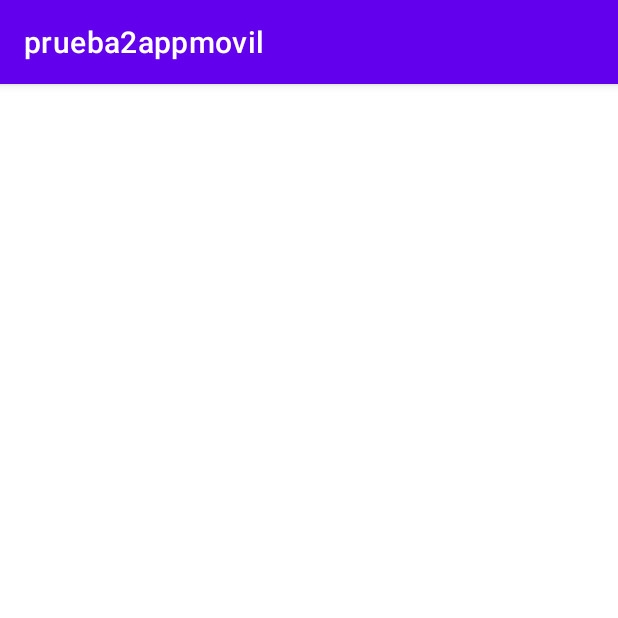
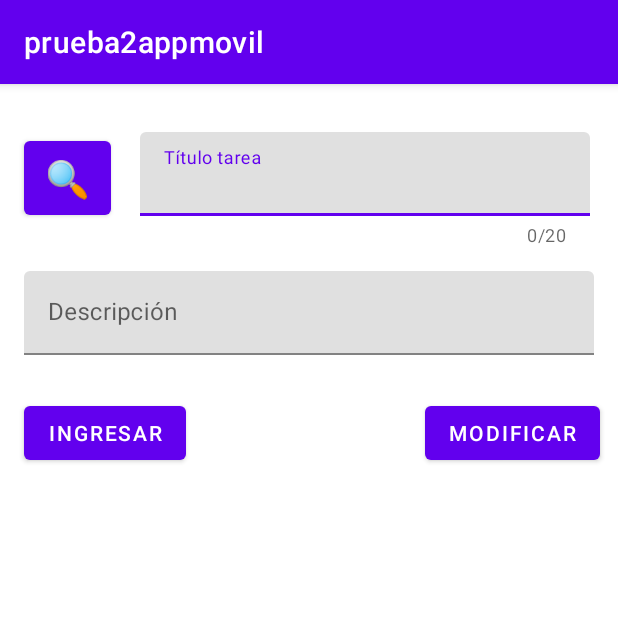
Before and after one commit to togijor/prueba2appmovil, an Android app: the screen it shows after launch (MainActivity), on a phone screen of 412 x 824 dp, the top half of it. Run offline under Robolectric (Android 15) with nearby library versions, the phone set to English and light mode, and no system bars.

Commit message:
creacion de pantalla principal

```diff
--- a/app/src/main/res/layout/activity_main.xml
+++ b/app/src/main/res/layout/activity_main.xml
@@ -4,4 +4,68 @@
     xmlns:tools="http://schemas.android.com/tools"
     android:layout_width="match_parent"
     android:layout_height="match_parent"
-    tools:context=".MainActivity"/>
+    tools:context=".MainActivity">
+
+    <Button
+        android:id="@+id/button"
+        android:layout_width="58dp"
+        android:layout_height="61dp"
+        android:layout_marginStart="16dp"
+        android:layout_marginTop="32dp"
+        android:text="🔍"
+        android:textSize="24sp"
+        app:layout_constraintStart_toStartOf="parent"
+        app:layout_constraintTop_toTopOf="parent" />
+
+    <com.google.android.material.textfield.TextInputLayout
+        android:id="@+id/tilTitulo"
+        android:layout_width="300dp"
+        android:layout_height="wrap_content"
+        android:layout_marginTop="32dp"
+        android:hint="Título tarea"
+        app:counterEnabled="true"
+        app:counterMaxLength="20"
+        app:layout_constraintEnd_toEndOf="parent"
+        app:layout_constraintStart_toEndOf="@+id/button"
+        app:layout_constraintTop_toTopOf="parent">
+
+        <com.google.android.material.textfield.TextInputEditText
+            android:layout_width="match_parent"
+            android:layout_height="wrap_content" />
+    </com.google.android.material.textfield.TextInputLayout>
+
+    <com.google.android.material.textfield.TextInputLayout
+        android:id="@+id/tilDescripcion"
+        android:layout_width="380dp"
+        android:layout_height="wrap_content"
+        android:layout_marginStart="16dp"
+        android:layout_marginTop="16dp"
+        android:hint="Descripción"
+        app:layout_constraintStart_toStartOf="parent"
+        app:layout_constraintTop_toBottomOf="@+id/tilTitulo">
+
+        <com.google.android.material.textfield.TextInputEditText
+            android:layout_width="match_parent"
+            android:layout_height="wrap_content" />
+    </com.google.android.material.textfield.TextInputLayout>
+
+    <Button
+        android:id="@+id/btnIngresar"
+        android:layout_width="wrap_content"
+        android:layout_height="wrap_content"
+        android:layout_marginStart="16dp"
+        android:layout_marginTop="28dp"
+        android:text="INGRESAR"
+        app:layout_constraintStart_toStartOf="parent"
+        app:layout_constraintTop_toBottomOf="@+id/tilDescripcion" />
+
+    <Button
+        android:id="@+id/btnModificar"
+        android:layout_width="wrap_content"
+        android:layout_height="wrap_content"
+        android:layout_marginTop="28dp"
+        android:layout_marginEnd="12dp"
+        android:text="MODIFICAR"
+        app:layout_constraintEnd_toEndOf="parent"
+        app:layout_constraintTop_toBottomOf="@+id/tilDescripcion" />
+</androidx.constraintlayout.widget.ConstraintLayout>
```
